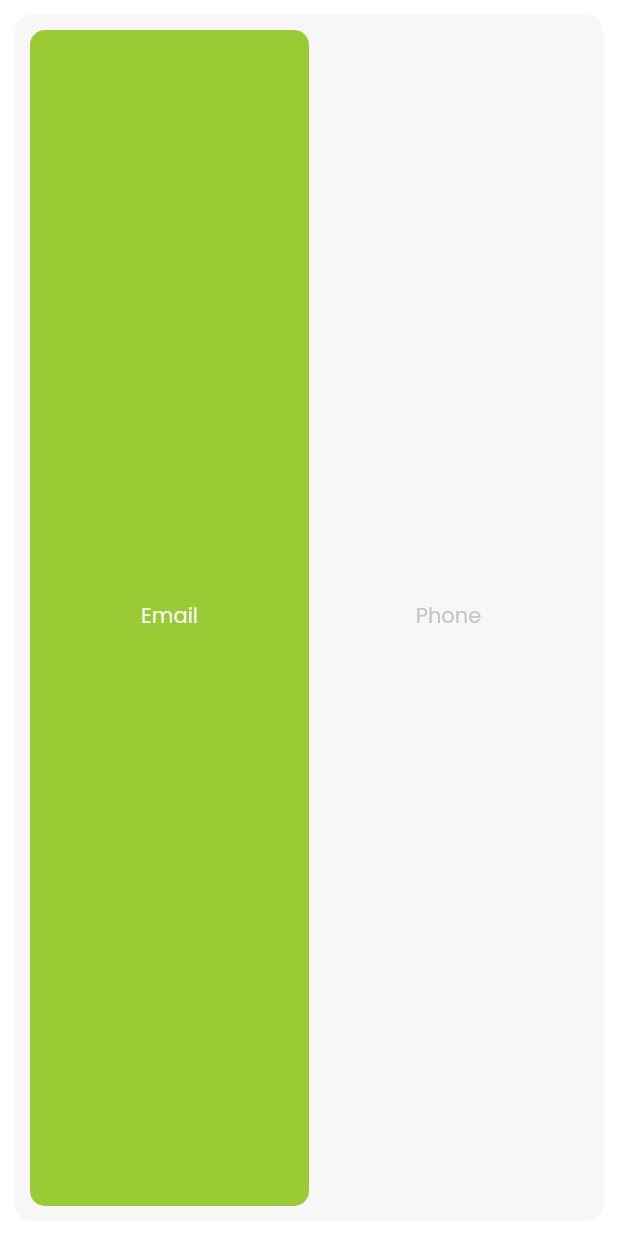
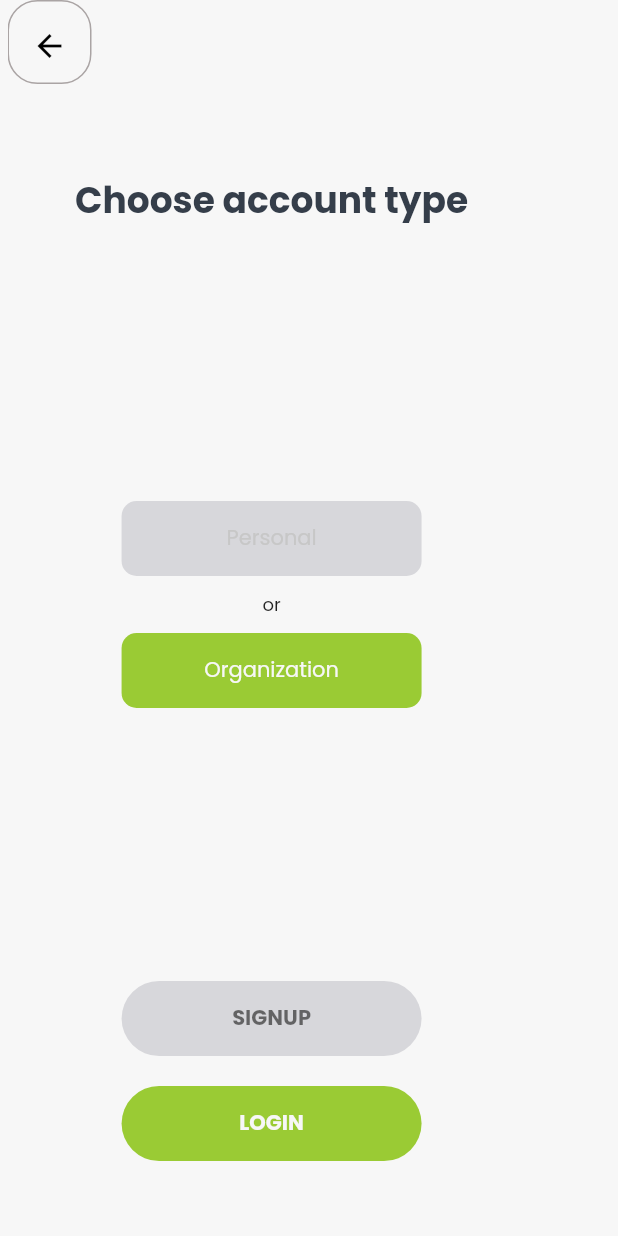
Before and after one commit to Hamsa-Labs/hamsa-lomi, a Flutter app: the screen it shows after launch, on a phone screen of 412 x 824 dp. Run offline on Flutter 3.47's test engine with Material 2 defaults, Android fonts, the phone set to English and light mode, and no system bars; our stand-ins replace bloc, dartz, equatable, firebase_auth, firebase_core, flutter_bloc and 4 more; accounts and stored records are empty.

Commit message:
done with ui for acct_type and language

```diff
--- a/hamsa_lomi/lib/app.dart
+++ b/hamsa_lomi/lib/app.dart
@@ -1,6 +1,8 @@
 // Flutter imports:
 import 'package:flutter/material.dart';
 import 'presentation/create_account/pages/create_account_page.dart';
+import 'presentation/lang_acct_type/pages/choose_account_type.dart';
+import 'presentation/lang_acct_type/pages/choose_language.dart';
 import 'presentation/share_widgets/tabsbar_widget.dart';
 
 // Project imports:
@@ -14,17 +16,19 @@ class App extends StatelessWidget {
       debugShowCheckedModeBanner: false,
       title: 'Hamsa Lomi',
       theme: HamsaTheme.lightTheme,
-      home: DefaultTabController(
-        length: 2,
-        child: HamsaTabBar(
-
-          firstText: 'Email',
-          secondText: 'Phone',
-          tab1:TabBarView(children: [
-            Text('email')
-          ],),
-          tab2: TabBarView(children: [],),),
-      ),
+      home: AccountType()
     );
   }
 }
+
+//DefaultTabController(
+//         length: 2,
+//         child: HamsaTabBar(
+//
+//           firstText: 'Email',
+//           secondText: 'Phone',
+//           tab1:TabBarView(children: [
+//             Text('email')
+//           ],),
+//           tab2: TabBarView(children: [],),),
+//       ),
--- a/hamsa_lomi/lib/presentation/constants/app_string_constant.dart
+++ b/hamsa_lomi/lib/presentation/constants/app_string_constant.dart
@@ -1,14 +1,12 @@
-class OnboradingStrings {
+class HamsaStrings {
+  // Intro pages strings
   static const String title1 = 'Welcome to Hamsa-Lomi';
   static const String body1 =
-      'Giving back is a great way to get to know your city and its people. '
-      'Hamsa-Lomi is a platform for giving back to your community.';
-
+      'Giving back is a great way to get to know your city and its people. ';
   static const String title2 = 'Create and donate to fundraisers';
   static const String body2 =
       'Interested in assisting your community or receiving funding from it?'
       ' You can make and donate to fundraisers using hamsa-lomi.';
-
   static const String title3 = 'Together we make a difference';
   static const String body3 =
       'Start a fundraiser today to receive funds or donate to one, '
@@ -16,5 +14,52 @@ class OnboradingStrings {
 
   static const String getStarted = 'Get started';
   static const String skip = 'Skip';
-  static const String signup = 'Signup';
-}
+
+  //login and sign up strings
+  static const String signupIntformation = 'Set up your Information';
+  static const String loinIntformation = 'Enter your credentials';
+  static const String chooseLoginMethod = 'Choose your login method';
+  static const String login = 'LOGIN';
+  static const String signup = 'SIGNUP';
+
+  //Verification page strings
+  static const String enterVC = 'Enter verification Code';
+  static const String emailMgs = 'Check your Email messages';
+  static const String plzWait = 'Please wait for ';
+  static const String seconds = 'seconds';
+  static const String resendCode = 'Resend code';
+  static const String sendCodeViaSms = 'Send the code as an sms';
+
+  //lang and acct type strings
+  static const String chososeLang = 'Choose Your Language';
+  static const String amharic = 'Amharic';
+  static const String english = 'English';
+  static const String chooseAcctType = 'Choose account type';
+  static const String personal = 'Personal';
+  static const String organization = 'Organization';
+
+
+  //BottomBar strings
+  static const String home = 'HOME';
+  static const String fundraisers = 'FUNDRAISERS';
+  static const String profile = 'PROFILE';
+
+//icons strings
+
+  static const String health = 'Health';
+  static const String education = 'Education';
+  static const String charity = 'Charity';
+
+
+
+
+//Home page Strings
+
+  static const String emg = 'Emergency Donations';
+  static const String startNewFundrasing = 'Start new fundraising';
+  static const String start = 'Start';
+  static const String viewall = 'View all';
+
+
+
+  }
--- /dev/null
+++ b/hamsa_lomi/lib/presentation/lang_acct_type/pages/choose_account_type.dart
@@ -0,0 +1,83 @@
+import 'package:flutter/material.dart';
+import '../../constants/app_assets_constant.dart';
+import '../../constants/app_string_constant.dart';
+import '../widget/button_widget.dart';
+import '../../share_widgets/appbar_widget.dart';
+import '../../theme/hamsa_theme.dart';
+
+class AccountType extends StatelessWidget {
+  const AccountType({Key? key}) : super(key: key);
+
+  @override
+  Widget build(BuildContext context) {
+    return Scaffold(
+      backgroundColor: HamsaColors.lightBackground,
+      appBar: HamsaAppBar(
+        withLogo: false,
+      ),
+      body: Padding(
+        padding: const EdgeInsets.all(50.0),
+        child: Column(
+          mainAxisSize: MainAxisSize.max,
+          mainAxisAlignment: MainAxisAlignment.spaceBetween,
+          children: [
+            Text(
+              HamsaStrings.chooseAcctType,
+              style: HamsaTheme.lightTheme.textTheme.headline1,
+            ),
+            Column(
+              children: [
+                _buildTextButton(HamsaStrings.personal, false),
+                SizedBox(height: 10),
+                Text('or'),
+                SizedBox(height: 10),
+                _buildTextButton(HamsaStrings.organization, true)
+              ],
+            ),
+            Column(
+              children: [
+                ButtonWidget(
+                  isActive: false,
+                  buttonText: HamsaStrings.signup,
+                  onPress: () {},
+                ),
+                SizedBox(height: 20),
+                ButtonWidget(
+                    isActive: true, buttonText: HamsaStrings.login,
+                    onPress: () {})
+              ],
+            )
+          ],
+        ),
+      ),
+    );
+  }
+
+  _buildTextButton(String text, bool isActivity) {
+    return Container(
+        height: 50,
+        width: 200,
+        decoration: BoxDecoration(
+          color: isActivity?HamsaColors.primaryColor:Color(0xffd7d7db),
+          borderRadius: BorderRadius.only(
+
+            topLeft: Radius.circular(10),
+            topRight: Radius.circular(10),
+            bottomRight: Radius.circular(10),
+            bottomLeft: Radius.circular(10),
+          ),
+        ),
+        child: TextButton(
+          onPressed: () {},
+          child: isActivity
+              ? Text(
+                  text,
+                  style: TextStyle(color: HamsaColors.lightBackground),
+                )
+              : Text(
+                  text,
+                  style: TextStyle(color: Color(0xffC7C7C7)),
+                ),
+        ));
+  }
+}
--- /dev/null
+++ b/hamsa_lomi/lib/presentation/lang_acct_type/widget/button_widget.dart
@@ -0,0 +1,44 @@
+import 'package:flutter/material.dart';
+import '../../constants/app_assets_constant.dart';
+import '../../theme/hamsa_theme.dart';
+
+class ButtonWidget extends StatelessWidget {
+  final String buttonText;
+  final bool isActive ;
+  final VoidCallback onPress;
+
+  const ButtonWidget(
+      {Key? key, required this.isActive,
+        required this.buttonText, required this.onPress})
+      : super(key: key);
+
+  @override
+  Widget build(BuildContext context) {
+    return Container(
+      height: 50,
+      width: 200,
+      // color: Colors.black,
+      child: ElevatedButton(
+
+        style: ElevatedButton.styleFrom(
+          primary: isActive?HamsaColors.primaryColor:Color(0xffd7d7db),
+            shape: RoundedRectangleBorder(
+                borderRadius: BorderRadius.circular(50))),
+        child: Text(
+          buttonText,
+          style: isActive?TextStyle(
+            fontSize: HamsaTheme.lightTheme.textTheme.headline4!.fontSize,
+              fontWeight:HamsaTheme.lightTheme.textTheme.headline4!.fontWeight,
+            color: HamsaColors.lightBackground
+
+          ):TextStyle(
+              fontSize: HamsaTheme.lightTheme.textTheme.headline4!.fontSize,
+              fontWeight:HamsaTheme.lightTheme.textTheme.headline4!.fontWeight ,
+              color: HamsaTheme.lightTheme.textTheme.headline4!.color
+          ),
+        ),
+        onPressed: onPress,
+      ),
+    );
+  }
+}
```
Also changed, not shown: hamsa_lomi/lib/presentation/lang_acct_type/pages/choose_language.dart (added, +85 -0 lines), hamsa_lomi/lib/presentation/page/onboarding_page.dart (+7 -7 lines).
